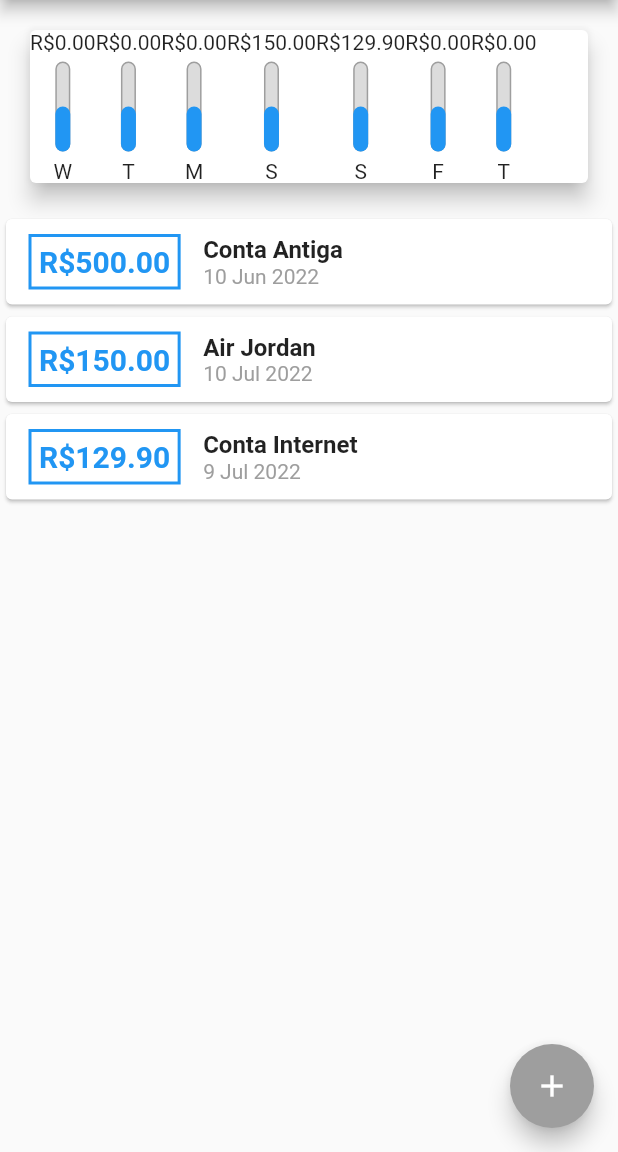
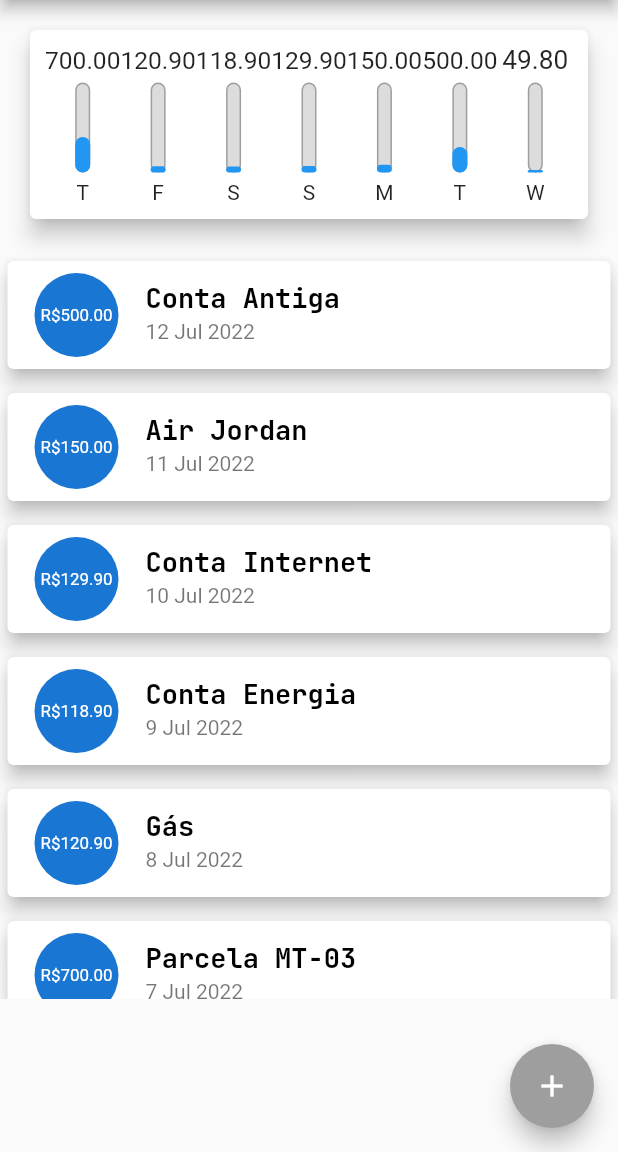
Before and after one commit to JoaoVGStahl/expenses, a Flutter app: the screen it shows after launch, on a phone screen of 412 x 824 dp, the part 84-1236 px from its top. Run offline on Flutter 3.47's test engine with Material 2 defaults, Android fonts, the phone set to English and light mode, and no system bars.

Commit message:
Barras Graficos

```diff
--- a/lib/components/chart.dart
+++ b/lib/components/chart.dart
@@ -29,6 +29,12 @@ class Chart extends StatelessWidget {
         'day': DateFormat.E().format(weekDay)[0],
         'value': totalSum,
       };
+    }).reversed.toList();
+  }
+
+  double get _weekTotalValue {
+    return groupedTransactions.fold(0.0, (sum, tr) {
+      return sum += tr["value"] as double;
     });
   }
 
@@ -37,14 +43,21 @@ class Chart extends StatelessWidget {
     return Card(
       elevation: 6,
       margin: EdgeInsets.all(20),
-      child: Row(
-        children: groupedTransactions.map((tr) {
-          return ChartBar(
-            label: tr['day'].toString(),
-            value:  double.parse(tr['value'].toString()),
-            percentage: 0.5,
-          );
-        }).toList(),
+      child: Padding(
+        padding: const EdgeInsets.all(10),
+        child: Row(
+          mainAxisAlignment: MainAxisAlignment.spaceAround,
+          children: groupedTransactions.map((tr) {
+            return Flexible(
+              fit: FlexFit.tight,
+              child: ChartBar(
+                label: tr['day'] as String,
+                value: tr['value'] as double,
+                percentage: (tr['value'] as double) / _weekTotalValue,
+              ),
+            );
+          }).toList(),
+        ),
       ),
     );
   }
--- a/lib/components/chart_bar.dart
+++ b/lib/components/chart_bar.dart
@@ -15,7 +15,12 @@ class ChartBar extends StatelessWidget {
   Widget build(BuildContext context) {
     return Column(
       children: [
-        Text('R\$${value.toStringAsFixed(2)}'),
+        Container(
+          height: 20,
+          child: FittedBox(
+            child: Text(value.toStringAsFixed(2)),
+          ),
+        ),
         SizedBox(height: 5),
         Container(
           height: 60,
--- a/lib/components/transaction_form.dart
+++ b/lib/components/transaction_form.dart
@@ -51,13 +51,27 @@ class _TransactionFormState extends State<TransactionForm> {
                 labelText: "Valor (R\$)",
               ),
             ),
+            Container(
+              height: 70,
+              child: Row(
+                children: [
+                  Text("Nenhuma data selecionada!"),
+                  FlatButton(
+                    textColor: Theme.of(context).colorScheme.primary,
+                    onPressed: () {},
+                    child: Text("Selecionar Data", style: TextStyle(fontWeight: FontWeight.bold),),
+                  ),
+                ],
+              ),
+            ),
             Row(
               mainAxisAlignment: MainAxisAlignment.end,
               children: [
-                FlatButton(
+                RaisedButton(
                   onPressed: _submitForm,
+                  color: Theme.of(context).colorScheme.primary,
+                  textColor: Theme.of(context).textTheme.button?.color,
                   child: Text("Nova Transação"),
-                  textColor: Colors.blue,
                 ),
               ],
             )
--- a/lib/components/transaction_list.dart
+++ b/lib/components/transaction_list.dart
@@ -37,46 +37,26 @@ class TransactionList extends StatelessWidget {
               itemBuilder: (ctx, index) {
                 final tr = transactions[index];
                 return Card(
-                  child: Row(
-                    children: [
-                      Container(
-                        margin: EdgeInsets.symmetric(
-                          horizontal: 15,
-                          vertical: 10,
-                        ),
-                        decoration: BoxDecoration(
-                            border: Border.all(
-                          color: Theme.of(context).colorScheme.primary,
-                          width: 2,
-                        )),
-                        padding: EdgeInsets.all(5),
-                        child: Text(
-                          'R\$${tr.value.toStringAsFixed(2)}',
-                          style: TextStyle(
-                              fontWeight: FontWeight.bold,
-                              fontSize: 20,
-                              color: Theme.of(context).colorScheme.primary),
+                  elevation: 5,
+                  margin: EdgeInsets.symmetric(
+                    vertical: 8,
+                    horizontal: 5,
+                  ),
+                  child: ListTile(
+                    leading: CircleAvatar(
+                      radius: 30,
+                      child: Padding(
+                        padding: const EdgeInsets.all(6),
+                        child: FittedBox(
+                          child: Text("R\$${tr.value.toStringAsFixed(2)}"),
                         ),
                       ),
-                      Column(
-                        crossAxisAlignment: CrossAxisAlignment.start,
-                        children: [
-                          Text(
-                            tr.title,
-                            style: TextStyle(
-                              fontSize: 16,
-                              fontWeight: FontWeight.bold,
-                            ),
-                          ),
-                          Text(
-                            DateFormat('d MMM y').format(tr.date),
-                            style: TextStyle(
-                              color: Colors.grey,
-                            ),
-                          )
-                        ],
-                      )
-                    ],
+                    ),
+                    title: Text(
+                      tr.title,
+                      style: Theme.of(context).textTheme.headline6,
+                    ),
+                    subtitle: Text(DateFormat("d MMM y").format(tr.date)),
                   ),
                 );
               },
--- a/lib/main.dart
+++ b/lib/main.dart
@@ -27,6 +27,10 @@ class ExpensesApp extends StatelessWidget {
               fontWeight: FontWeight.bold,
               color: Colors.black,
             ),
+            button: TextStyle(
+              color: Colors.white,
+              fontWeight: FontWeight.bold
+            )
           ),
           appBarTheme: AppBarTheme(
             titleTextStyle: TextStyle(
@@ -50,19 +54,49 @@ class _MyHomePageState extends State<MyHomePage> {
       id: "t0",
       title: "Conta Antiga",
       value: 500.00,
-      date: DateTime.now().subtract(Duration(days: 33)),
+      date: DateTime.now().subtract(Duration(days: 1)),
     ),
     Transaction(
       id: "t1",
       title: "Air Jordan",
       value: 150.00,
-      date: DateTime.now().subtract(Duration(days: 3)),
+      date: DateTime.now().subtract(Duration(days: 2)),
     ),
     Transaction(
       id: "t2",
       title: "Conta Internet",
       value: 129.90,
+      date: DateTime.now().subtract(Duration(days: 3)),
+    ),
+    Transaction(
+      id: "t3",
+      title: "Conta Energia",
+      value: 118.90,
       date: DateTime.now().subtract(Duration(days: 4)),
+    ),
+    Transaction(
+      id: "t4",
+      title: "Gás",
+      value: 120.90,
+      date: DateTime.now().subtract(Duration(days: 5)),
+    ),
+    Transaction(
+      id: "t5",
+      title: "Parcela MT-03",
+      value: 700.00,
+      date: DateTime.now().subtract(Duration(days: 6)),
+    ),
+    Transaction(
+      id: "t6",
+      title: "Seguro",
+      value: 148.80,
+      date: DateTime.now().subtract(Duration(days: 7)),
+    ),
+    Transaction(
+      id: "t7",
+      title: "Curso",
+      value: 49.80,
+      date: DateTime.now(),
     ),
   ];
 
```
